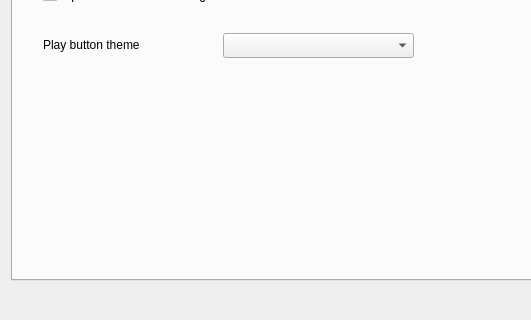
Above: ui/settingsdialog.ui from yani/keeperfx-launcher-qt before the change; both pictures show x 0 to 531 and y 253 to 573 of the 871 by 573 pixel window. Below: the same form after it.
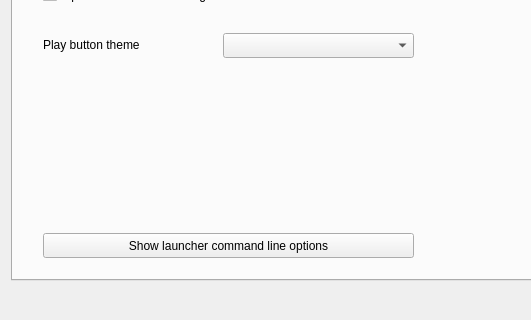
That is the form after the change. The open tabs and pages were chosen to show the change. Icons and pictures are not drawn.

Commit message: add button in settings window to show launcher command line options

```diff
--- a/ui/settingsdialog.ui
+++ b/ui/settingsdialog.ui
@@ -1477,6 +1477,19 @@
         <string comment="Dropdown Title Label">Play button theme</string>
        </property>
       </widget>
+      <widget class="QPushButton" name="pushButtonShowLauncherParams">
+       <property name="geometry">
+        <rect>
+         <x>30</x>
+         <y>440</y>
+         <width>371</width>
+         <height>25</height>
+        </rect>
+       </property>
+       <property name="text">
+        <string comment="Button">Show launcher command line options</string>
+       </property>
+      </widget>
      </widget>
      <widget class="QWidget" name="tab7_api">
       <attribute name="title">
```
The commit also changes 2 other files.
